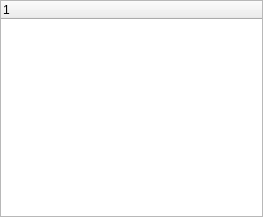
This is src/plugins/coreplugin/editormanager/openeditorsview.ui in qt-creator/qt-creator as Qt 5 draws it before an edit. The edited form follows.
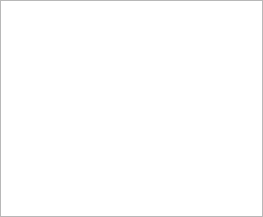
This is the edited form.

Commit message: added a standard item model to the editormanager to maintain the list of open editors.

What changed in the file:
```diff
--- a/src/plugins/coreplugin/editormanager/openeditorsview.ui
+++ b/src/plugins/coreplugin/editormanager/openeditorsview.ui
@@ -26,7 +26,7 @@
     <number>0</number>
    </property>
    <item row="0" column="0" >
-    <widget class="QTreeWidget" name="editorList" >
+    <widget class="QTreeView" name="editorList" >
      <property name="uniformRowHeights" >
       <bool>true</bool>
      </property>
```
The commit also changes 6 other files.
